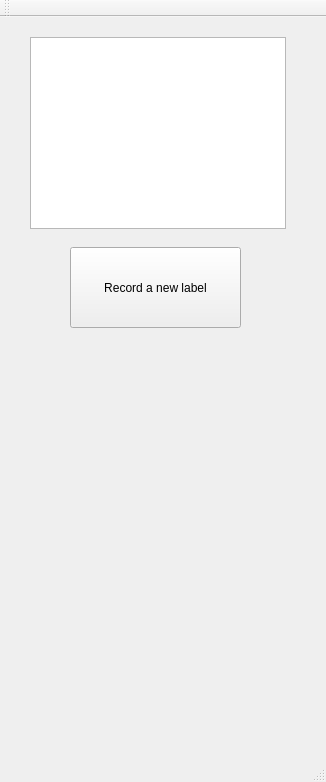
This is mainwindow.ui in project-lighthouse/camera-app.qt as Qt 5 draws it before an edit. The edited form follows.
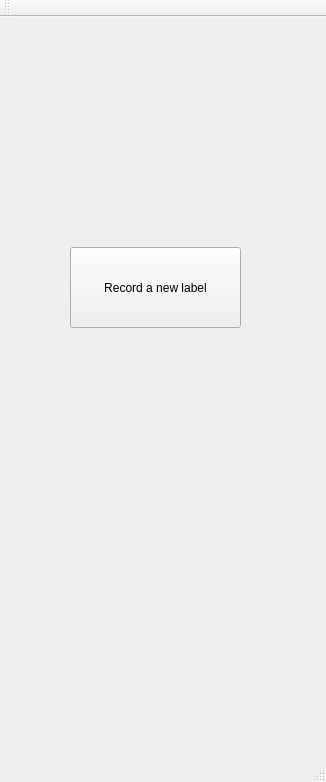
This is the edited form.

What changed in the file:
```diff
--- a/mainwindow.ui
+++ b/mainwindow.ui
@@ -30,15 +30,18 @@
      <string>Record a new label</string>
     </property>
    </widget>
-   <widget class="QGraphicsView" name="visualFeedback">
+   <widget class="QLabel" name="visualFeedback">
     <property name="geometry">
      <rect>
-      <x>30</x>
+      <x>20</x>
       <y>20</y>
-      <width>256</width>
-      <height>192</height>
+      <width>281</width>
+      <height>191</height>
      </rect>
     </property>
+    <property name="text">
+     <string/>
+    </property>
    </widget>
   </widget>
   <widget class="QToolBar" name="mainToolBar">
```
